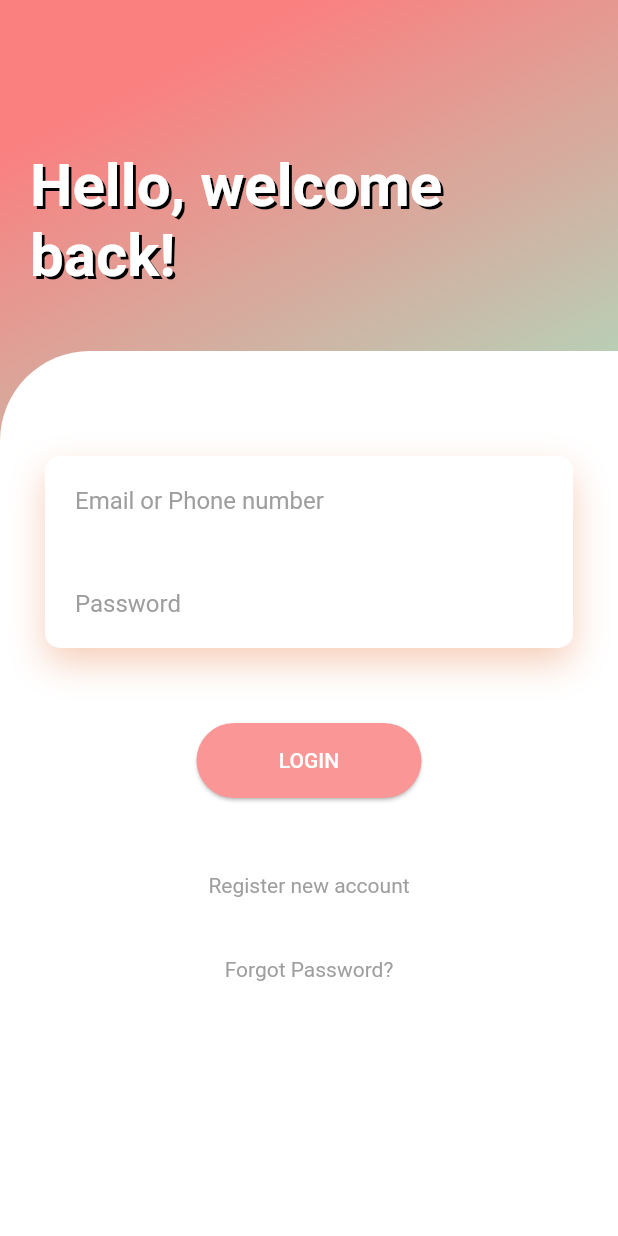
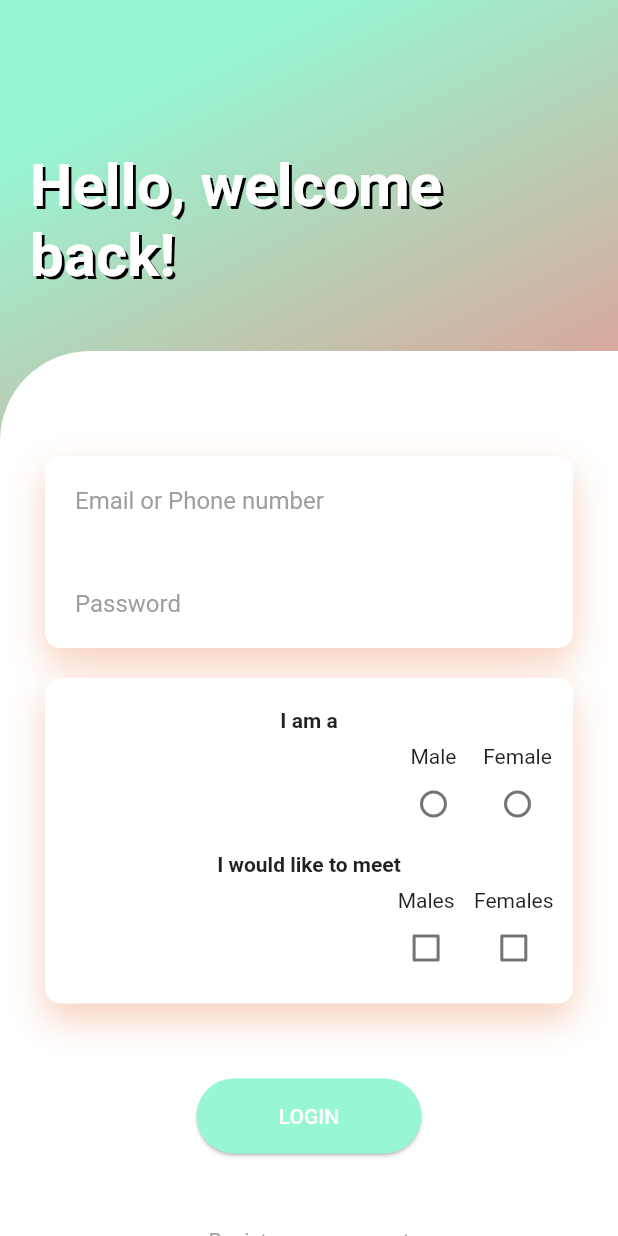
Before and after one commit to floyergilmour/dating_app, a Flutter app: the screen it shows after launch, on a phone screen of 412 x 824 dp. Run offline on Flutter 3.47's test engine with Material 2 defaults, Android fonts, the phone set to English and light mode, and no system bars; our stand-ins replace cloud_firestore, email_validator, firebase_auth; accounts and stored records are empty.

Commit message:
added preferences in signup

```diff
--- a/lib/pages/loginScreen.dart
+++ b/lib/pages/loginScreen.dart
@@ -7,9 +7,18 @@ import 'package:flutter/foundation.dart';
 import 'package:school_app/services/auth.dart';
 import 'package:school_app/components/formState.dart';
 
-class LoginScreen extends StatelessWidget with ChangeNotifier {
+class LoginScreen extends StatefulWidget with ChangeNotifier {
+  @override
+  _LoginScreenState createState() => _LoginScreenState();
+}
+
+class _LoginScreenState extends State<LoginScreen> {
   String _email, _password;
+  Gender _sexGroupValue = Gender.missing;
+  bool prefersMales = false;
+  bool prefersFemales = false;
   final GlobalKey<FormState> _formKey = GlobalKey<FormState>();
+
 
   @override
   Widget build(BuildContext context) {
@@ -38,17 +47,62 @@ class LoginScreen extends StatelessWidget with ChangeNotifier {
         return null;
     }
 
+    Widget _checkbox(String title, bool boolValue) {
+      return Column(
+        mainAxisAlignment: MainAxisAlignment.center,
+        children: <Widget>[
+          Text(title),
+          Checkbox(
+            value: boolValue,
+            onChanged: (bool value) {
+              setState(() {
+                switch (title) {
+                  case "Males":
+                    prefersMales = value;
+                    break;
+                  case "Females":
+                    prefersFemales = value;
+                    break;
+                }
+              });
+            },
+          )
+        ],
+      );
+    }
+    Widget _radio(String title, dynamic value, dynamic groupValue) {
+      return Column(
+        mainAxisAlignment: MainAxisAlignment.center,
+        children: <Widget>[
+          Text(title),
+          Radio(
+            value: value,
+            groupValue: _sexGroupValue,
+            onChanged: (value) {
+              setState((){
+                _sexGroupValue = value;
+              });
+              print(value);
+            },
+          )
+        ],
+      );
+    }
+
+
     void _login(e, p) async {
       String returnedUserId = await _auth.signInWithEmailAndPassword(e, p);
       if (returnedUserId.isNotEmpty) {
         _userState.setStatus = UserStatus.Authenticated;
         await _user.setUserSuccessful(returnedUserId);
-        notifyListeners();
+        //notifyListeners();
       }
     }
 
-    Container _buildTexInputs() {
-      return Container(
+    Column _buildTexInputs() {
+      return Column(
+        children: <Widget>[
+          Container(
               decoration: BoxDecoration(
                   color: Colors.white,
                   borderRadius: BorderRadius.circular(10),
@@ -92,7 +146,42 @@ class LoginScreen extends StatelessWidget with ChangeNotifier {
                     ],
                   ),
                 ),
-          ]));
+              ],
+              ),
+          ),
+          SizedBox(height: 20,),
+          Container(
+            padding: EdgeInsets.fromLTRB(5, 20, 5, 5),
+            decoration: BoxDecoration(
+                color: Colors.white,
+                borderRadius: BorderRadius.circular(10),
+                boxShadow: [
+                  BoxShadow(
+                      color: Color.fromRGBO(225, 95, 27, .3),
+                      blurRadius: 20,
+                      offset: Offset(0, 10))
+                ]),
+            child: Column(
+              children: [
+                Text("I am a", style: TextStyle(fontWeight: FontWeight.bold),),
+                ButtonBar(
+                  children: [
+                    _radio("Male", Gender.male, _sexGroupValue),
+                    _radio("Female", Gender.female, _sexGroupValue),
+                  ],
+                ),
+                Text("I would like to meet", style: TextStyle(fontWeight: FontWeight.bold),),
+                ButtonBar(
+                  children: [
+                    _checkbox("Males", prefersMales),
+                    _checkbox("Females", prefersFemales)
+                  ],
+                )
+              ],
+            ),
+          )
+        ],
+      );
     }
 
     Future<void> _validateAndSubmit(BuildContext context) async {
@@ -131,7 +220,7 @@ class LoginScreen extends StatelessWidget with ChangeNotifier {
                 borderRadius: BorderRadius.circular(50.0),
               ),
               onPressed: () => _validateAndSubmit(context),
-              color: Color.fromRGBO(250, 150, 150, 1),
+              color: _formState.formType == FormType.register ? Color.fromRGBO(250, 150, 150, 1) : Color.fromRGBO(150, 247, 210, 1),
               textColor: Colors.white,
               child: _formState.formType == FormType.login
                   ? Text(
@@ -171,9 +260,13 @@ class LoginScreen extends StatelessWidget with ChangeNotifier {
         decoration: BoxDecoration(
           gradient: LinearGradient(
             begin: Alignment.topCenter,
-            colors: [
+            colors: _formState.formType == FormType.register ? [
               Color.fromRGBO(250, 128, 128, 1),
               Color.fromRGBO(150, 247, 210, 1),
+            ] :
+            [
+              Color.fromRGBO(150, 247, 210, 1),
+              Color.fromRGBO(250, 128, 128, 1),
             ],
           ),
         ),
```
Lines whose indentation alone changed are shown as unchanged.
